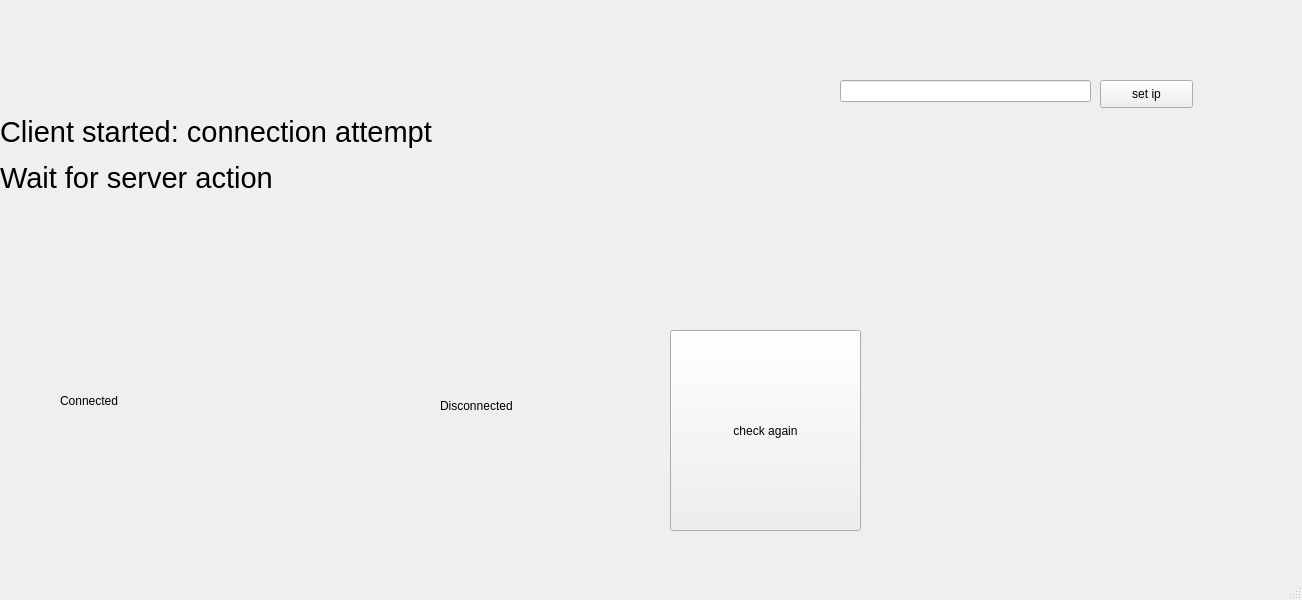
Old version of the form mainwindow.ui in the repository ciszekxd/SK2ProjectKahoot.
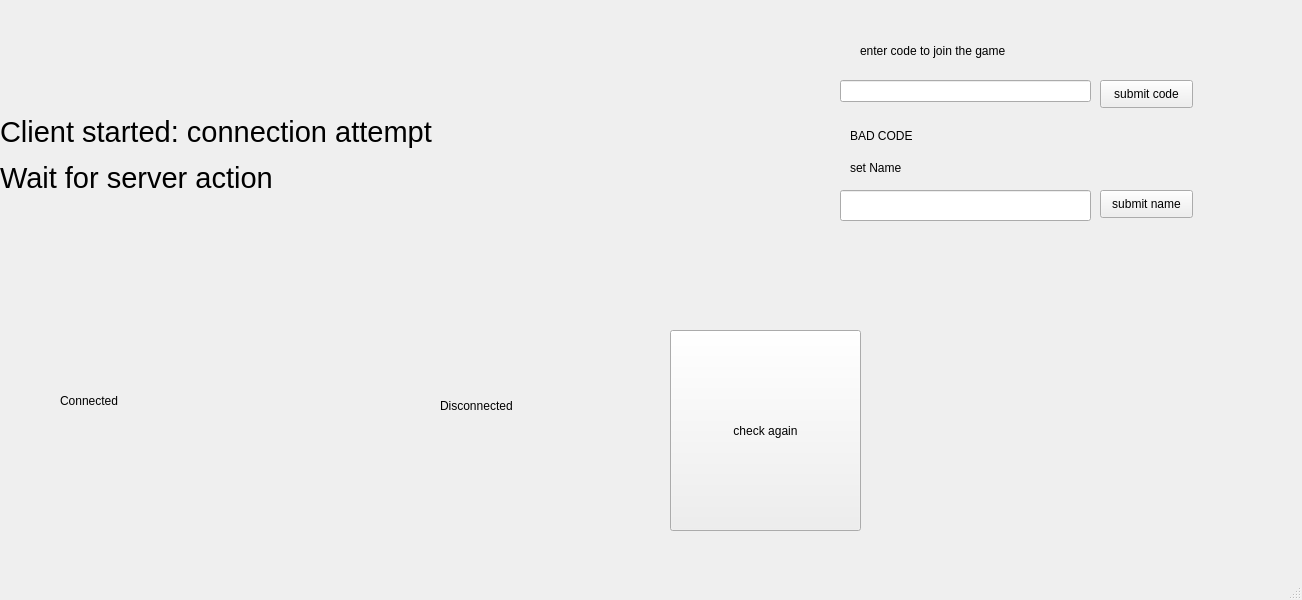
New version of the form. The open tabs and pages were chosen to show the change.

Commit message: add code to join game, add changing name

What changed in the file:
```diff
--- a/mainwindow.ui
+++ b/mainwindow.ui
@@ -363,7 +363,7 @@
        </rect>
       </property>
       <property name="text">
-       <string>set ip</string>
+       <string>submit code</string>
       </property>
      </widget>
      <widget class="QLineEdit" name="ipLine">
@@ -376,6 +376,68 @@
        </rect>
       </property>
      </widget>
+     <widget class="QLabel" name="label_4">
+      <property name="geometry">
+       <rect>
+        <x>860</x>
+        <y>30</y>
+        <width>221</width>
+        <height>41</height>
+       </rect>
+      </property>
+      <property name="text">
+       <string>enter code to join the game</string>
+      </property>
+     </widget>
+     <widget class="QLabel" name="badCode">
+      <property name="geometry">
+       <rect>
+        <x>850</x>
+        <y>125</y>
+        <width>231</width>
+        <height>21</height>
+       </rect>
+      </property>
+      <property name="text">
+       <string>BAD CODE</string>
+      </property>
+     </widget>
+     <widget class="QLineEdit" name="nameLine">
+      <property name="geometry">
+       <rect>
+        <x>840</x>
+        <y>190</y>
+        <width>251</width>
+        <height>31</height>
+       </rect>
+      </property>
+     </widget>
+     <widget class="QPushButton" name="submitName">
+      <property name="geometry">
+       <rect>
+        <x>1100</x>
+        <y>190</y>
+        <width>93</width>
+        <height>28</height>
+       </rect>
+      </property>
+      <property name="text">
+       <string>submit name</string>
+      </property>
+     </widget>
+     <widget class="QLabel" name="setName">
+      <property name="geometry">
+       <rect>
+        <x>850</x>
+        <y>160</y>
+        <width>151</width>
+        <height>16</height>
+       </rect>
+      </property>
+      <property name="text">
+       <string>set Name</string>
+      </property>
+     </widget>
     </widget>
    </widget>
   </widget>
```
Left out of the diff: 15 changed lines with no effect on the pictures. The commit also changes 6 other files.
